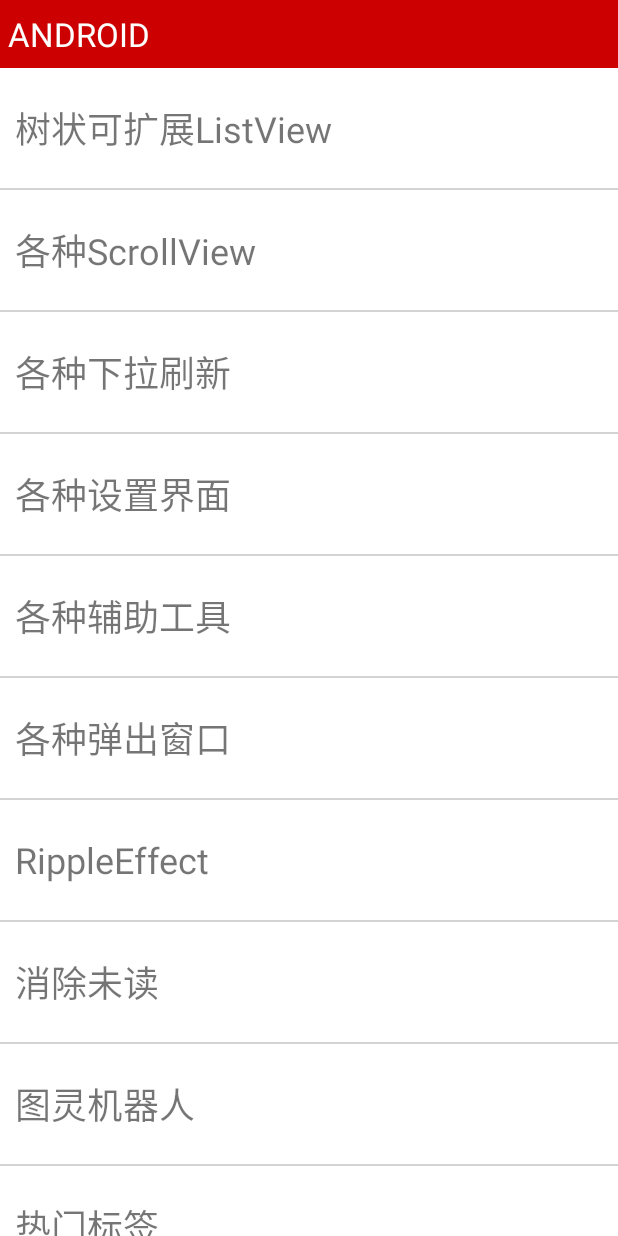
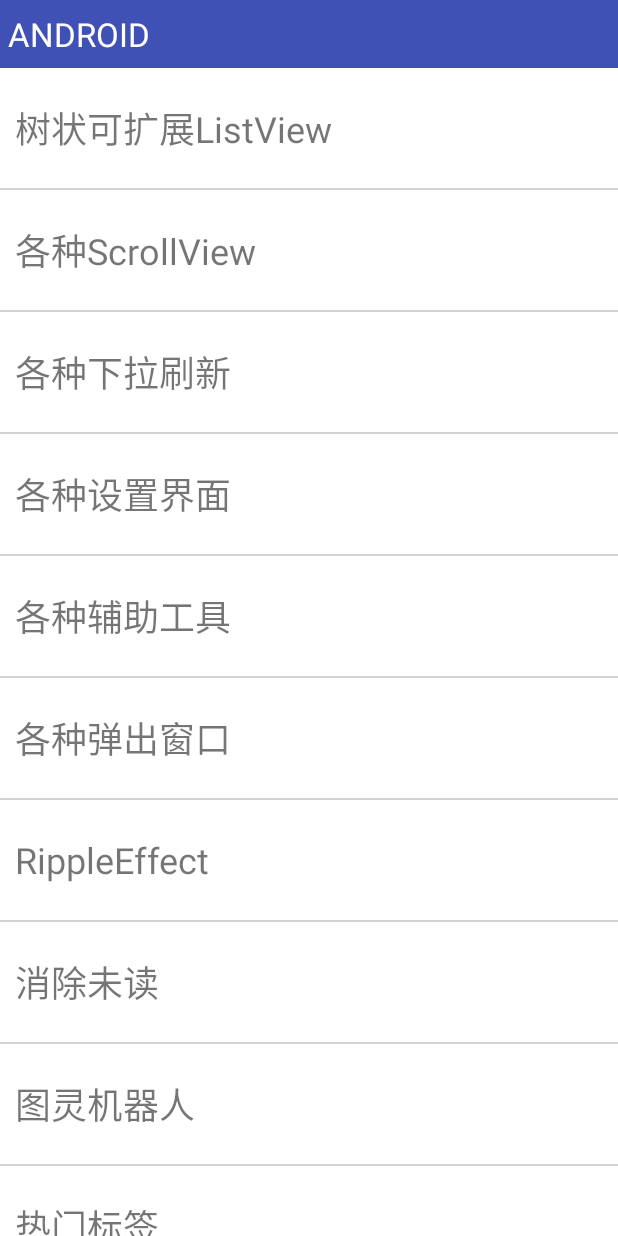
Before and after one commit to congratulatecong/ChenChong, an Android app: the screen it shows after launch (MainActivity), on a phone screen of 412 x 824 dp. Run offline under Robolectric (Android 15) with nearby library versions, the phone set to English and light mode, and no system bars; our stand-ins replace CircleImageView.

```diff
--- a/app/build.gradle
+++ b/app/build.gradle
@@ -27,4 +27,5 @@ dependencies {
     compile 'com.android.support:appcompat-v7:23.4.0'
     compile 'com.google.code.gson:gson:2.5'
     compile 'com.nineoldandroids:library:2.4.0'
+    compile 'com.blankj:utilcode:1.7.1'
 }
--- a/app/src/main/res/layout/layout_navigation_bar.xml
+++ b/app/src/main/res/layout/layout_navigation_bar.xml
@@ -1,17 +1,17 @@
 <?xml version="1.0" encoding="utf-8"?>
 <LinearLayout xmlns:android="http://schemas.android.com/apk/res/android"
-    android:layout_width="match_parent"
-    android:layout_height="45dp"
-    android:background="@color/navigation_bg" >
+              android:layout_width="match_parent"
+              android:layout_height="45dp"
+              android:background="@color/colorPrimary">
 
     <ImageView
         android:id="@+id/img_back"
         android:layout_width="45dp"
         android:layout_height="45dp"
+        android:background="@drawable/img_back_bg"
+        android:onClick="navigationBack"
         android:scaleType="center"
-        android:onClick="navigationBack"
-        android:background="@drawable/img_back_bg"
-        android:src="@drawable/btn_navigation_back" />
+        android:src="@drawable/btn_navigation_back"/>
 
     <TextView
         android:id="@+id/txt_title"
@@ -19,12 +19,12 @@
         android:layout_height="match_parent"
         android:layout_marginLeft="5dp"
         android:layout_marginRight="5dp"
-        android:gravity="center_vertical"
         android:layout_weight="1"
         android:ellipsize="end"
+        android:gravity="center_vertical"
         android:singleLine="true"
+        android:text="@string/default_title"
         android:textColor="@color/white"
-        android:text="@string/default_title"
-        android:textSize="22sp" />
+        android:textSize="22sp"/>
 
 </LinearLayout>
```
Also changed, not shown: app/src/main/java/com/cong/chenchong/widget/RollingDownload/RollingDownloadView.java (+12 -4 lines), 1 other file.
